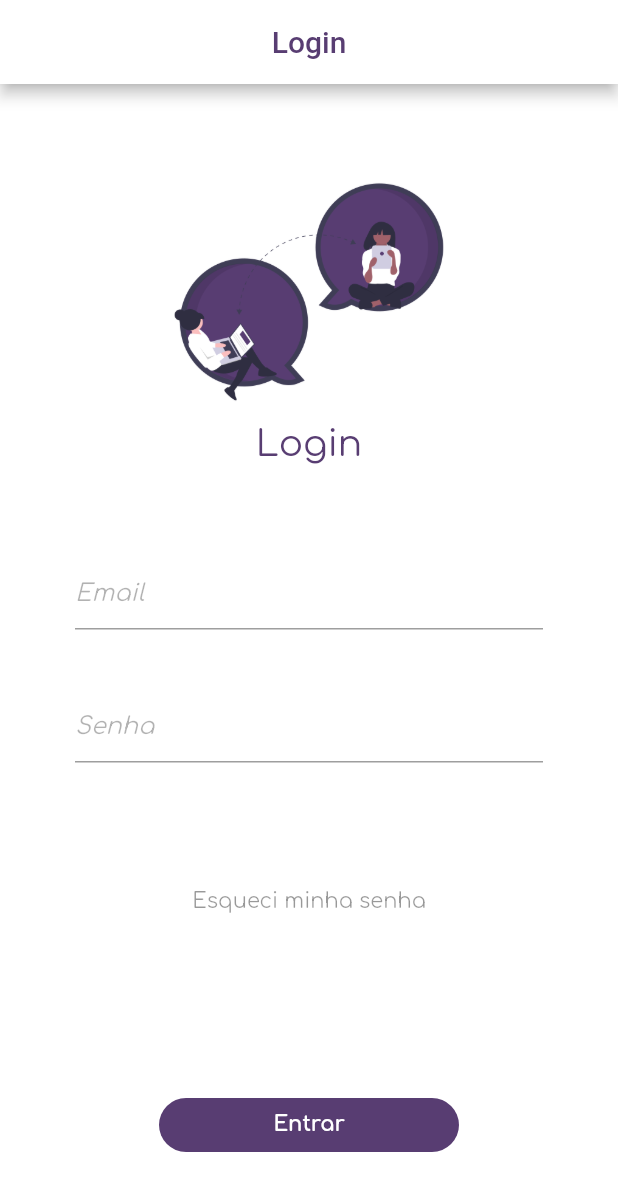
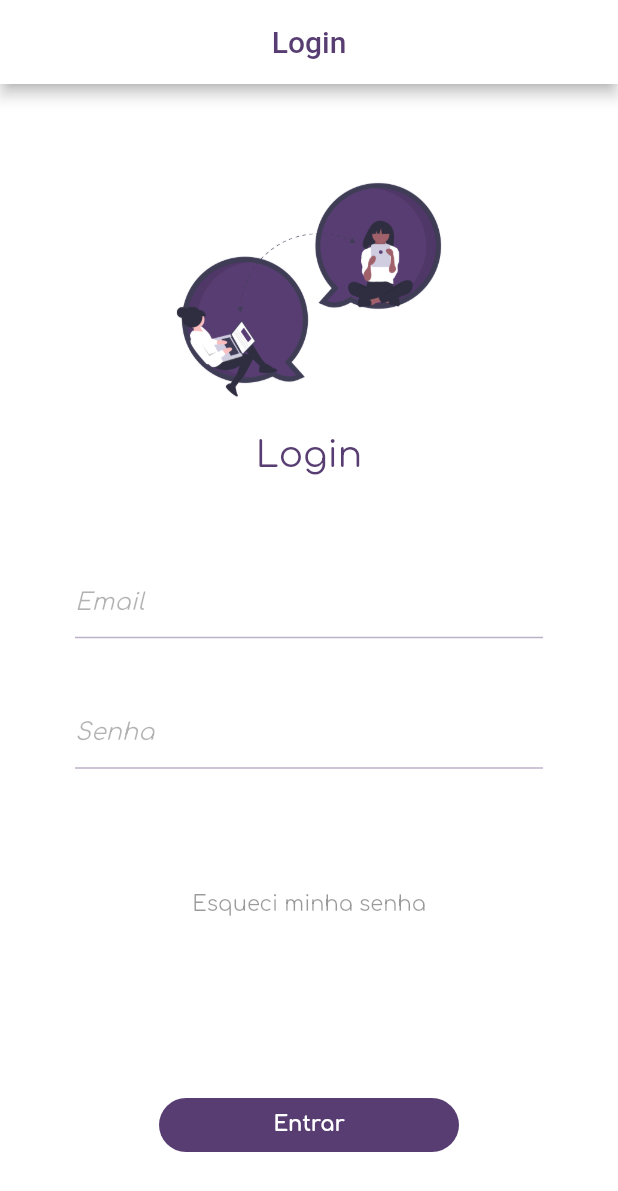
Before and after one commit to kleinvanessa/shared_projects, a Flutter app: the screen it shows after launch, on a phone screen of 412 x 824 dp. Shown: the top 1191 px of the screen. Run offline on Flutter 3.47's test engine with Material 2 defaults, Android fonts, the phone set to English and light mode, and no system bars; our stand-ins replace get, google_fonts.

Commit message:
added color in border form

```diff
--- a/lib/login.dart
+++ b/lib/login.dart
@@ -31,6 +31,7 @@ class LoginPage extends StatelessWidget {
                   //width: 250,
                 ),
               ),
+              SizedBox(height: 10),
               Expanded(
                 flex: 2,
                 child: Text(
@@ -50,7 +51,16 @@ class LoginPage extends StatelessWidget {
                       fontSize: 16,
                       color: Color(0xFF000000).withOpacity(.3),
                       fontStyle: FontStyle.italic,
-                      )),
+                    ),
+                    enabledBorder: UnderlineInputBorder(
+                      borderSide: BorderSide(
+                        color: Color(0xFF583D72).withOpacity(.4),
+                      ),
+                    ),
+                    focusedBorder: UnderlineInputBorder(
+                      borderSide: BorderSide(color: Color(0xFF583D72)),
+                    ),
+                  ),
                 ),
               ),
               Expanded(
@@ -62,7 +72,15 @@ class LoginPage extends StatelessWidget {
                       fontSize: 16,
                       color: Color(0xFF000000).withOpacity(.3),
                       fontStyle: FontStyle.italic,
-                      )),
+                    ),
+                    enabledBorder: UnderlineInputBorder(
+                      borderSide:
+                          BorderSide(color: Color(0xFF583D72).withOpacity(.4)),
+                    ),
+                    focusedBorder: UnderlineInputBorder(
+                      borderSide: BorderSide(color: Color(0xFF583D72)),
+                    ),
+                  ),
                 ),
               ),
               Expanded(
```
Lines whose indentation alone changed are shown as unchanged.
